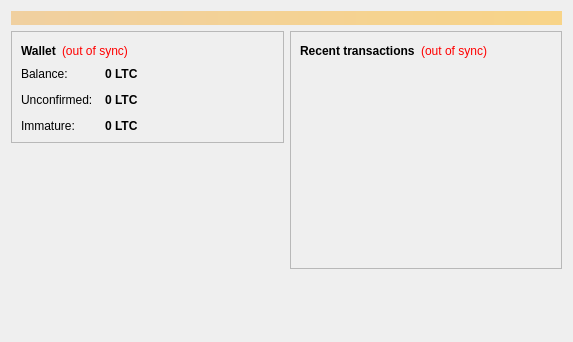
Before: the Qt Designer form src/qt/forms/overviewpage.ui in XEPHULA-Social-Media/xephula, drawn with Qt 5.
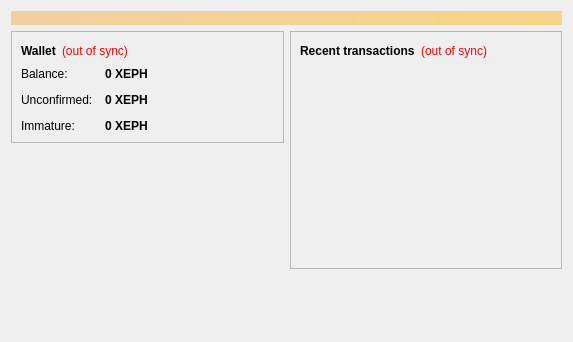
After: the same form once the commit is applied.

```diff
--- a/src/qt/forms/overviewpage.ui
+++ b/src/qt/forms/overviewpage.ui
@@ -122,7 +122,7 @@
                <string>Your current balance</string>
               </property>
               <property name="text">
-               <string notr="true">0 LTC</string>
+               <string notr="true">0 XEPH</string>
               </property>
               <property name="textInteractionFlags">
                <set>Qt::LinksAccessibleByMouse|Qt::TextSelectableByKeyboard|Qt::TextSelectableByMouse</set>
@@ -151,7 +151,7 @@
                <string>Total of transactions that have yet to be confirmed, and do not yet count toward the current balance</string>
               </property>
               <property name="text">
-               <string notr="true">0 LTC</string>
+               <string notr="true">0 XEPH</string>
               </property>
               <property name="textInteractionFlags">
                <set>Qt::LinksAccessibleByMouse|Qt::TextSelectableByKeyboard|Qt::TextSelectableByMouse</set>
@@ -177,7 +177,7 @@
                <string>Mined balance that has not yet matured</string>
               </property>
               <property name="text">
-               <string notr="true">0 LTC</string>
+               <string notr="true">0 XEPH</string>
               </property>
               <property name="textInteractionFlags">
                <set>Qt::LinksAccessibleByMouse|Qt::TextSelectableByKeyboard|Qt::TextSelectableByMouse</set>
```
